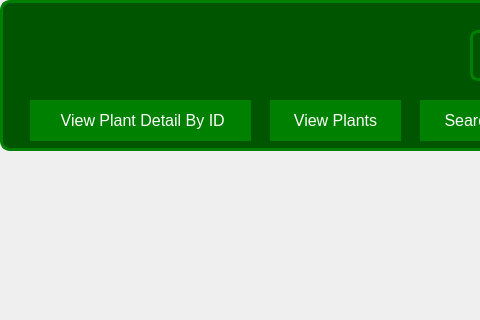
Rabsoninnora/RoseGardenPlantCareSystem, file secdialog.ui: the form before one commit; both pictures show x 0 to 480 and y 0 to 320 of the 1407 by 800 pixel window.
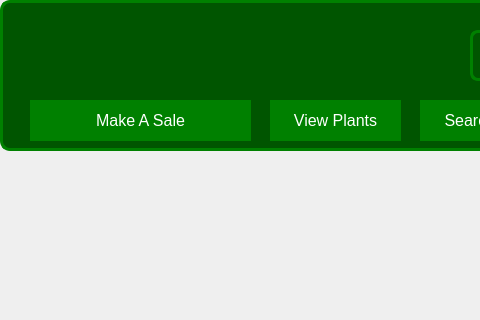
The form after the commit. Icons and pictures are not drawn.

What changed in the file:
```diff
--- a/secdialog.ui
+++ b/secdialog.ui
@@ -208,7 +208,7 @@
 }</string>
    </property>
    <property name="text">
-    <string> View Plant Detail By ID</string>
+    <string>Make A Sale</string>
    </property>
    <property name="autoDefault">
     <bool>false</bool>
```
